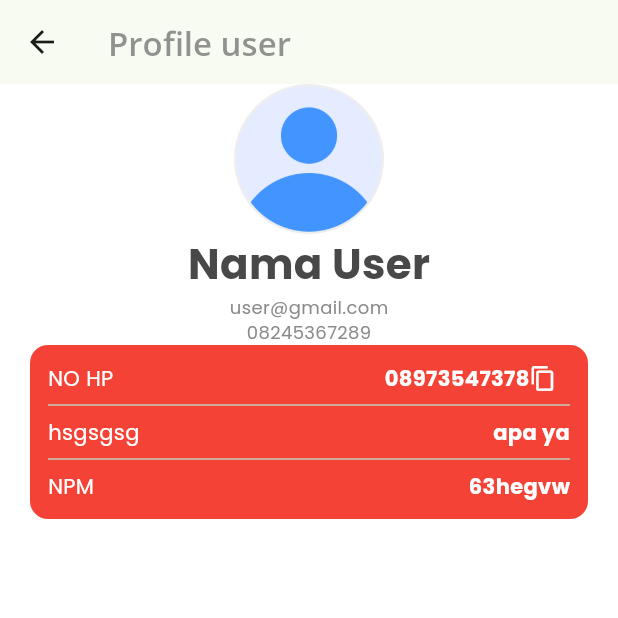
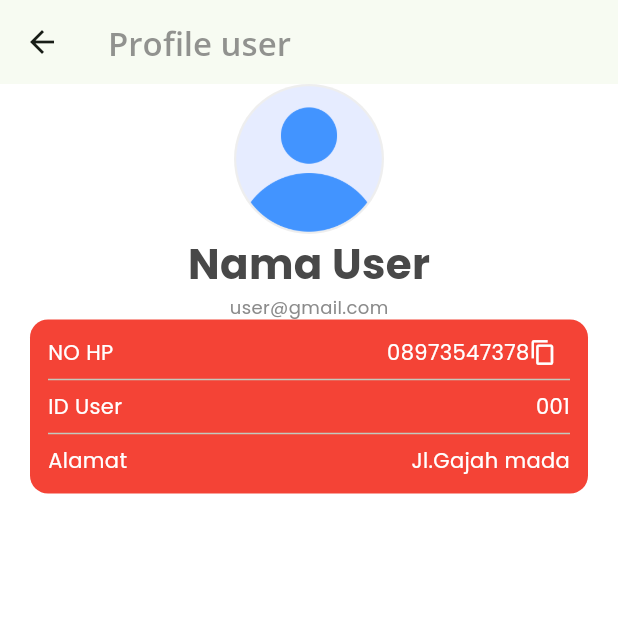
Before and after one commit to shmtysmn/projek_akhir, a Flutter app: the ProfileScreen screen opened directly, on a phone screen of 412 x 824 dp, the top half of it. Run offline on Flutter 3.47's test engine with Material 3 defaults, Android fonts, the phone set to English and light mode, and no system bars; our stand-ins replace flutter_riverpod, go_router, google_fonts; network calls fail.

Commit message:
Update bus_booking_profile_body_screen.dart

```diff
--- a/lib/src/ui/bus_booking_profile_body_screen.dart
+++ b/lib/src/ui/bus_booking_profile_body_screen.dart
@@ -32,10 +32,7 @@ class ProfileBodyScreen extends StatelessWidget {
             'user@gmail.com',
             style: vokasiLightGrey,
           ),
-          Text(
-            '08245367289',
-            style: vokasiLightGrey,
-          ),
+
           //card informasi
           Container(
               decoration: BoxDecoration(
@@ -50,7 +47,7 @@ class ProfileBodyScreen extends StatelessWidget {
                     children: [
                       Text('NO HP', style: TextCardLight),
                       const Spacer(),
-                      Text('08973547378', style: TextCardBold),
+                      Text('08973547378', style: TextCardLight),
                       const Icon(
                         Icons.copy,
                         color: Colors.white,
@@ -62,17 +59,17 @@ class ProfileBodyScreen extends StatelessWidget {
                   const Divider(),
                   Row(
                     children: [
-                      Text('hsgsgsg', style: TextCardLight),
+                      Text('ID User', style: TextCardLight),
                       const Spacer(),
-                      Text('apa ya', style: TextCardBold),
+                      Text('001', style: TextCardLight),
                     ],
                   ),
                   const Divider(),
                   Row(
                     children: [
-                      Text('NPM', style: TextCardLight),
+                      Text('Alamat', style: TextCardLight),
                       const Spacer(),
-                      Text('63hegvw', style: TextCardBold),
+                      Text('Jl.Gajah mada', style: TextCardLight),
                     ],
                   ),
                 ],
```
